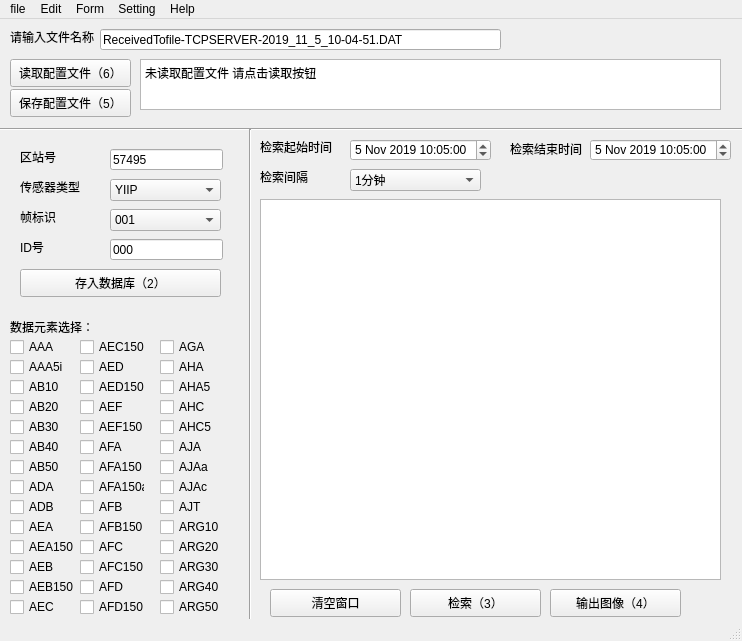
The window that untitled.ui (Gzk738/HUAYUN-visualization) describes before a commit, drawn with Qt 5.
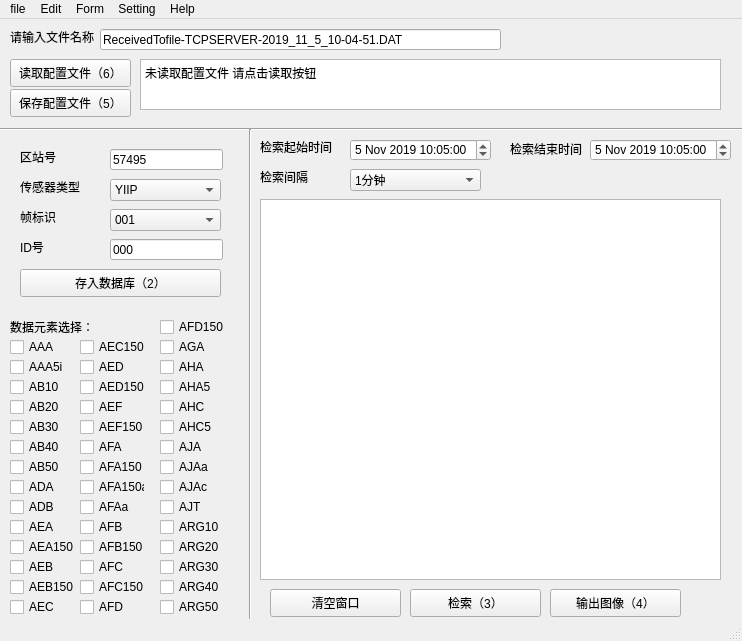
The same window after the commit.

Patch:
```diff
--- a/untitled.ui
+++ b/untitled.ui
@@ -668,19 +668,6 @@
      <string>AFA150a</string>
     </property>
    </widget>
-   <widget class="QCheckBox" name="checkBox_23">
-    <property name="geometry">
-     <rect>
-      <x>80</x>
-      <y>480</y>
-      <width>65</width>
-      <height>16</height>
-     </rect>
-    </property>
-    <property name="text">
-     <string>AFB</string>
-    </property>
-   </widget>
    <widget class="QCheckBox" name="checkBox_24">
     <property name="geometry">
      <rect>
@@ -691,7 +678,7 @@
      </rect>
     </property>
     <property name="text">
-     <string>AFB150</string>
+     <string>AFB</string>
     </property>
    </widget>
    <widget class="QCheckBox" name="checkBox_25">
@@ -704,7 +691,7 @@
      </rect>
     </property>
     <property name="text">
-     <string>AFC</string>
+     <string>AFB150</string>
     </property>
    </widget>
    <widget class="QCheckBox" name="checkBox_26">
@@ -717,7 +704,7 @@
      </rect>
     </property>
     <property name="text">
-     <string>AFC150</string>
+     <string>AFC</string>
     </property>
    </widget>
    <widget class="QCheckBox" name="checkBox_27">
@@ -730,7 +717,7 @@
      </rect>
     </property>
     <property name="text">
-     <string>AFD</string>
+     <string>AFC150</string>
     </property>
    </widget>
    <widget class="QCheckBox" name="checkBox_28">
@@ -743,13 +730,26 @@
      </rect>
     </property>
     <property name="text">
-     <string>AFD150</string>
+     <string>AFD</string>
     </property>
    </widget>
    <widget class="QCheckBox" name="checkBox_29">
     <property name="geometry">
      <rect>
       <x>160</x>
+      <y>300</y>
+      <width>65</width>
+      <height>16</height>
+     </rect>
+    </property>
+    <property name="text">
+     <string>AFD150</string>
+    </property>
+   </widget>
+   <widget class="QCheckBox" name="checkBox_30">
+    <property name="geometry">
+     <rect>
+      <x>160</x>
       <y>320</y>
       <width>65</width>
       <height>16</height>
@@ -850,75 +850,75 @@
      <string>AJAc</string>
     </property>
    </widget>
-   <widget class="QCheckBox" name="checkBox_37">
-    <property name="geometry">
-     <rect>
-      <x>160</x>
-      <y>480</y>
-      <width>65</width>
-      <height>16</height>
-     </rect>
-    </property>
-    <property name="text">
-     <string>AJT</string>
-    </property>
-   </widget>
    <widget class="QCheckBox" name="checkBox_38">
     <property name="geometry">
      <rect>
       <x>160</x>
-      <y>500</y>
+      <y>480</y>
       <width>65</width>
       <height>16</height>
      </rect>
     </property>
     <property name="text">
-     <string>ARG10</string>
+     <string>AJT</string>
     </property>
    </widget>
    <widget class="QCheckBox" name="checkBox_39">
     <property name="geometry">
      <rect>
       <x>160</x>
-      <y>520</y>
+      <y>500</y>
       <width>65</width>
       <height>16</height>
      </rect>
     </property>
     <property name="text">
-     <string>ARG20</string>
+     <string>ARG10</string>
     </property>
    </widget>
    <widget class="QCheckBox" name="checkBox_40">
     <property name="geometry">
      <rect>
       <x>160</x>
-      <y>540</y>
+      <y>520</y>
       <width>65</width>
       <height>16</height>
      </rect>
     </property>
     <property name="text">
-     <string>ARG30</string>
+     <string>ARG20</string>
     </property>
    </widget>
    <widget class="QCheckBox" name="checkBox_41">
     <property name="geometry">
      <rect>
       <x>160</x>
-      <y>560</y>
+      <y>540</y>
       <width>65</width>
       <height>16</height>
      </rect>
     </property>
     <property name="text">
-     <string>ARG40</string>
+     <string>ARG30</string>
     </property>
    </widget>
    <widget class="QCheckBox" name="checkBox_42">
     <property name="geometry">
      <rect>
       <x>160</x>
+      <y>560</y>
+      <width>65</width>
+      <height>16</height>
+     </rect>
+    </property>
+    <property name="text">
+     <string>ARG40</string>
+    </property>
+   </widget>
+   <widget class="QCheckBox" name="checkBox_43">
+    <property name="geometry">
+     <rect>
+      <x>160</x>
       <y>580</y>
       <width>65</width>
       <height>16</height>
@@ -967,6 +967,19 @@
      <string>数据元素选择：</string>
     </property>
    </widget>
+   <widget class="QCheckBox" name="checkBox_23">
+    <property name="geometry">
+     <rect>
+      <x>80</x>
+      <y>480</y>
+      <width>65</width>
+      <height>16</height>
+     </rect>
+    </property>
+    <property name="text">
+     <string>AFAa</string>
+    </property>
+   </widget>
   </widget>
   <widget class="QMenuBar" name="menubar">
    <property name="geometry">
```
Left out of the diff: 14 changed lines with no effect on the pictures.
